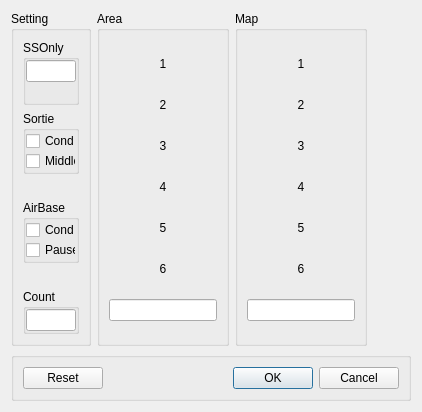
This is anyactionselectdialog.ui in b17ee518/a86b43fca89c33a2f703c0c6c7221cb8 as Qt 5 draws it before an edit. The edited form follows.
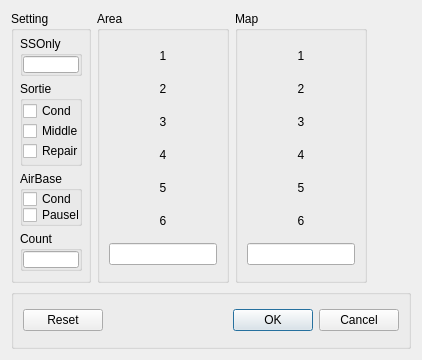
This is the edited form.

Commit message: auto repair for any mode

```diff
--- a/anyactionselectdialog.ui
+++ b/anyactionselectdialog.ui
@@ -7,7 +7,7 @@
     <x>0</x>
     <y>0</y>
     <width>422</width>
-    <height>349</height>
+    <height>360</height>
    </rect>
   </property>
   <property name="windowTitle">
@@ -256,12 +256,27 @@
       <string>Setting</string>
      </property>
      <layout class="QVBoxLayout" name="verticalLayout_3">
+      <property name="spacing">
+       <number>5</number>
+      </property>
+      <property name="leftMargin">
+       <number>6</number>
+      </property>
+      <property name="topMargin">
+       <number>5</number>
+      </property>
+      <property name="rightMargin">
+       <number>6</number>
+      </property>
+      <property name="bottomMargin">
+       <number>5</number>
+      </property>
       <item>
        <widget class="QGroupBox" name="groupBox_8">
         <property name="maximumSize">
          <size>
           <width>16777215</width>
-          <height>65</height>
+          <height>40</height>
          </size>
         </property>
         <property name="title">
@@ -293,31 +308,21 @@
            </property>
           </widget>
          </item>
-         <item>
-          <spacer name="verticalSpacer_4">
-           <property name="orientation">
-            <enum>Qt::Vertical</enum>
-           </property>
-           <property name="sizeType">
-            <enum>QSizePolicy::Fixed</enum>
-           </property>
-           <property name="sizeHint" stdset="0">
-            <size>
-             <width>20</width>
-             <height>20</height>
-            </size>
-           </property>
-          </spacer>
-         </item>
         </layout>
        </widget>
       </item>
       <item>
        <widget class="QGroupBox" name="groupBox_7">
+        <property name="minimumSize">
+         <size>
+          <width>0</width>
+          <height>72</height>
+         </size>
+        </property>
         <property name="maximumSize">
          <size>
           <width>16777215</width>
-          <height>65</height>
+          <height>85</height>
          </size>
         </property>
         <property name="title">
@@ -353,31 +358,22 @@
            </property>
           </widget>
          </item>
+         <item>
+          <widget class="QCheckBox" name="cbAutoFastRepair">
+           <property name="text">
+            <string>Repair</string>
+           </property>
+          </widget>
+         </item>
         </layout>
        </widget>
       </item>
-      <item>
-       <spacer name="verticalSpacer_3">
-        <property name="orientation">
-         <enum>Qt::Vertical</enum>
-        </property>
-        <property name="sizeType">
-         <enum>QSizePolicy::Fixed</enum>
-        </property>
-        <property name="sizeHint" stdset="0">
-         <size>
-          <width>20</width>
-          <height>20</height>
-         </size>
-        </property>
-       </spacer>
-      </item>
       <item>
        <widget class="QGroupBox" name="groupBox_5">
         <property name="maximumSize">
          <size>
           <width>16777215</width>
-          <height>65</height>
+          <height>55</height>
          </size>
         </property>
         <property name="title">
@@ -416,28 +412,12 @@
         </layout>
        </widget>
       </item>
-      <item>
-       <spacer name="verticalSpacer_2">
-        <property name="orientation">
-         <enum>Qt::Vertical</enum>
-        </property>
-        <property name="sizeType">
-         <enum>QSizePolicy::Fixed</enum>
-        </property>
-        <property name="sizeHint" stdset="0">
-         <size>
-          <width>20</width>
-          <height>20</height>
-         </size>
-        </property>
-       </spacer>
-      </item>
       <item>
        <widget class="QGroupBox" name="groupBox_6">
         <property name="maximumSize">
          <size>
           <width>16777215</width>
-          <height>65</height>
+          <height>40</height>
          </size>
         </property>
         <property name="title">
```
Left out of the diff: 8 changed lines with no effect on the pictures. The commit also changes 6 other files.
